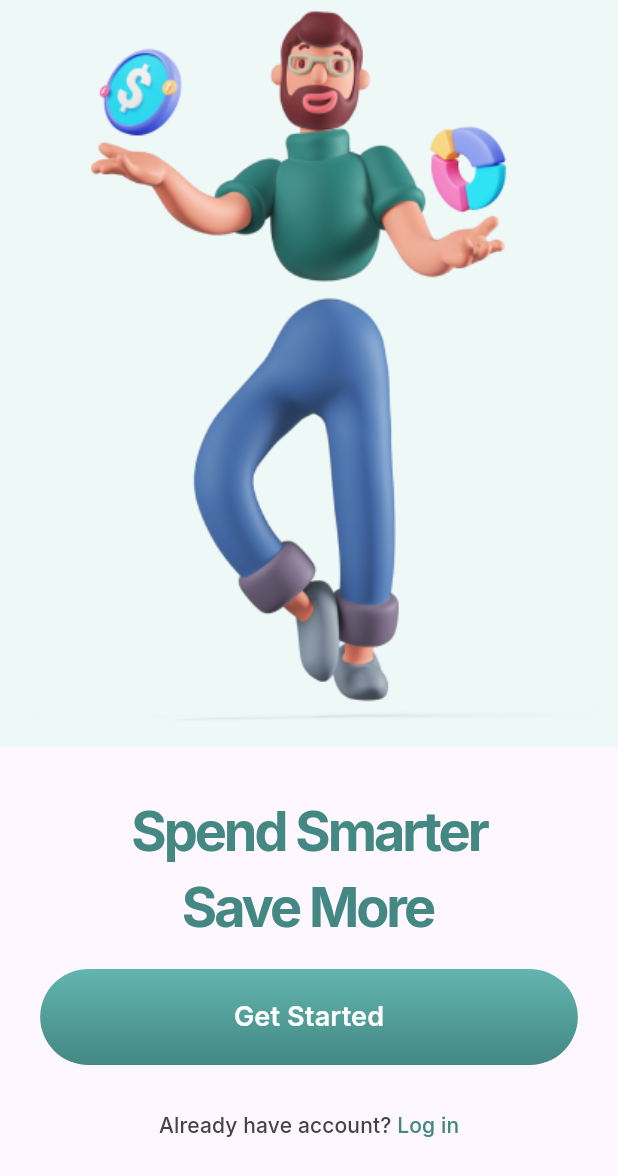
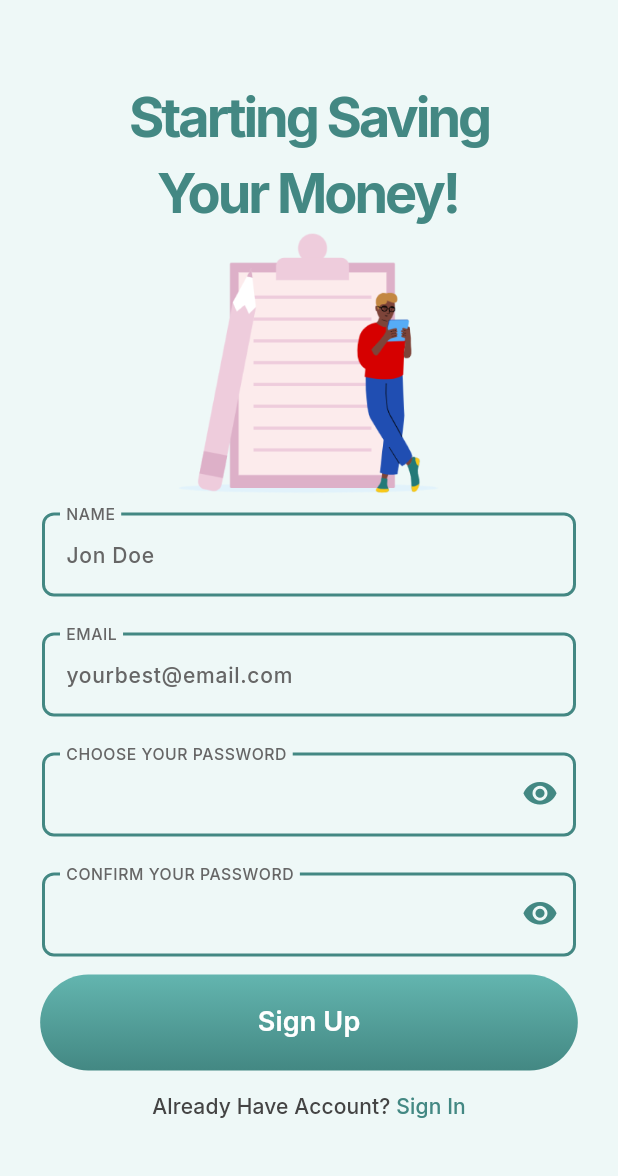
Before and after one commit to mariobischoff/financy_app, a Flutter app: the screen it shows after launch, on a phone screen of 412 x 824 dp. Shown: the top 1176 px of the screen. Run offline on Flutter 3.47's test engine with Material 3 defaults, Android fonts, the phone set to English and light mode, and no system bars.

Commit message:
Feat: Adicionada nova tela de Sign up

```diff
--- a/lib/app/app_widget.dart
+++ b/lib/app/app_widget.dart
@@ -1,4 +1,5 @@
-import 'package:financy_app/app/features/onboarding/onboarding_page.dart';
+import 'package:financy_app/app/common/themes/default_theme.dart';
+import 'package:financy_app/app/features/sign_up/sign_up_page.dart';
 import 'package:flutter/material.dart';
 
 class AppWidget extends StatefulWidget {
@@ -12,8 +13,9 @@ class _AppWidgetState extends State<AppWidget> {
   @override
   Widget build(BuildContext context) {
     return MaterialApp(
+      // theme: defaultTheme,
       debugShowCheckedModeBanner: false,
-      home: OnboardingPage(),
+      home: SignUpPage(),
     );
   }
 }
--- a/lib/app/common/constants/app_colors.dart
+++ b/lib/app/common/constants/app_colors.dart
@@ -13,4 +13,5 @@ class AppColors {
   ];
   static const Color iceWhite = Color(0xFFEEF8F7);
   static const Color white = Colors.white;
+  static const Color darkGrey = Color(0xFF666666);
 }
--- /dev/null
+++ b/lib/app/common/themes/default_theme.dart
@@ -0,0 +1,10 @@
+import 'package:financy_app/app/common/constants/app_colors.dart';
+import 'package:flutter/material.dart';
+
+final defaultTheme = ThemeData(
+  inputDecorationTheme: InputDecorationTheme(
+    focusedBorder: OutlineInputBorder()
+        .copyWith(borderSide: BorderSide(color: AppColors.greenlightTwo)),
+    border: OutlineInputBorder(),
+  ),
+);
--- /dev/null
+++ b/lib/app/common/widgets/custom_text_form_field.dart
@@ -0,0 +1,73 @@
+// ignore_for_file: public_member_api_docs, sort_constructors_first
+import 'package:flutter/material.dart';
+
+import 'package:financy_app/app/common/constants/app_colors.dart';
+import 'package:financy_app/app/common/constants/app_text_style.dart';
+
+class CustomTextFormField extends StatefulWidget {
+  final EdgeInsetsGeometry? padding;
+  final String labelText;
+  final String? hintText;
+  final TextCapitalization? textCapitalization;
+  final TextInputType? textInputType;
+  const CustomTextFormField({
+    super.key,
+    this.padding,
+    required this.labelText,
+    this.hintText,
+    this.textCapitalization,
+    this.textInputType,
+  });
+
+  @override
+  State<CustomTextFormField> createState() => _CustomTextFormFieldState();
+}
+
+class _CustomTextFormFieldState extends State<CustomTextFormField> {
+  final defaultBorder = OutlineInputBorder(
+    borderRadius: BorderRadius.circular(8.0),
+    borderSide: const BorderSide(
+      width: 2,
+      color: AppColors.greenlightTwo,
+    ),
+  );
+  @override
+  Widget build(BuildContext context) {
+    return Padding(
+      padding: widget.padding ??
+          const EdgeInsets.symmetric(
+            horizontal: 24.0,
+            vertical: 12.0,
+          ),
+      child: TextFormField(
+        textInputAction: TextInputAction.send,
+        textCapitalization:
+            widget.textCapitalization ?? TextCapitalization.none,
+        decoration: InputDecoration(
+          floatingLabelBehavior: FloatingLabelBehavior.always,
+          hintText: widget.hintText,
+          hintStyle: AppTextStyle.smallText.copyWith(
+            color: AppColors.darkGrey,
+          ),
+          labelText: widget.labelText.toUpperCase(),
+          labelStyle: AppTextStyle.smallText.copyWith(
+            color: AppColors.darkGrey,
+          ),
+          enabledBorder: defaultBorder,
+          disabledBorder: defaultBorder,
+          focusedBorder: defaultBorder,
+          focusedErrorBorder: defaultBorder.copyWith(
+            borderSide: const BorderSide(
+              color: Colors.red,
+            ),
+          ),
+          errorBorder: defaultBorder.copyWith(
+            borderSide: const BorderSide(
+              color: Colors.red,
+            ),
+          ),
+        ),
+      ),
+    );
+  }
+}
--- /dev/null
+++ b/lib/app/common/widgets/password_form_field.dart
@@ -0,0 +1,74 @@
+import 'package:financy_app/app/common/constants/app_colors.dart';
+import 'package:financy_app/app/common/constants/app_text_style.dart';
+import 'package:flutter/material.dart';
+
+class PasswordFormField extends StatefulWidget {
+  final EdgeInsetsGeometry? padding;
+  final String labelText;
+  const PasswordFormField({
+    super.key,
+    this.padding,
+    required this.labelText,
+  });
+
+  @override
+  State<PasswordFormField> createState() => _PasswordFormFieldState();
+}
+
+class _PasswordFormFieldState extends State<PasswordFormField> {
+  bool obscure = true;
+
+  void toggleVisible() {
+    setState(() {
+      obscure = !obscure;
+    });
+  }
+
+  final defaultBorder = OutlineInputBorder(
+    borderRadius: BorderRadius.circular(8.0),
+    borderSide: const BorderSide(
+      width: 2,
+      color: AppColors.greenlightTwo,
+    ),
+  );
+
+  @override
+  Widget build(BuildContext context) {
+    return Padding(
+      padding: const EdgeInsets.symmetric(
+        horizontal: 24.0,
+        vertical: 12.0,
+      ),
+      child: TextFormField(
+        obscureText: obscure,
+        decoration: InputDecoration(
+          floatingLabelBehavior: FloatingLabelBehavior.always,
+          labelText: widget.labelText.toUpperCase(),
+          labelStyle: AppTextStyle.smallText.copyWith(
+            color: AppColors.darkGrey,
+          ),
+          suffixIcon: IconButton(
+            onPressed: () => toggleVisible(),
+            icon: Icon(
+              obscure ? Icons.visibility_sharp : Icons.visibility_off_sharp,
+              color: AppColors.greenlightTwo,
+            ),
+          ),
+          enabledBorder: defaultBorder,
+          disabledBorder: defaultBorder,
+          focusedBorder: defaultBorder,
+          focusedErrorBorder: defaultBorder.copyWith(
+            borderSide: const BorderSide(
+              color: Colors.red,
+            ),
+          ),
+          errorBorder: defaultBorder.copyWith(
+            borderSide: const BorderSide(
+              color: Colors.red,
+            ),
+          ),
+        ),
+      ),
+    );
+  }
+}
--- a/lib/app/features/onboarding/onboarding_page.dart
+++ b/lib/app/features/onboarding/onboarding_page.dart
@@ -16,7 +16,7 @@ class OnboardingPage extends StatelessWidget {
           Expanded(
             child: Container(
               color: AppColors.iceWhite,
-              child: Image.asset('assets/images/man.png'),
+              child: Image.asset('assets/images/onboarding_image.png'),
             ),
           ),
           const SizedBox(height: 30),
--- /dev/null
+++ b/lib/app/features/sign_up/sign_up_page.dart
@@ -0,0 +1,82 @@
+import 'package:financy_app/app/common/constants/app_colors.dart';
+import 'package:financy_app/app/common/constants/app_text_style.dart';
+import 'package:financy_app/app/common/widgets/custom_text_form_field.dart';
+import 'package:financy_app/app/common/widgets/multi_text_button.dart';
+import 'package:financy_app/app/common/widgets/password_form_field.dart';
+import 'package:financy_app/app/common/widgets/primary_button.dart';
+import 'package:flutter/material.dart';
+
+class SignUpPage extends StatelessWidget {
+  const SignUpPage({super.key});
+
+  @override
+  Widget build(BuildContext context) {
+    return Scaffold(
+      backgroundColor: AppColors.iceWhite,
+      body: SingleChildScrollView(
+        child: Padding(
+          padding: const EdgeInsets.symmetric(horizontal: 4, vertical: 52),
+          child: Column(
+            mainAxisAlignment: MainAxisAlignment.center,
+            children: [
+              Text(
+                'Starting Saving',
+                style: AppTextStyle.mediumText.copyWith(
+                  color: AppColors.greenlightTwo,
+                  letterSpacing: -2,
+                ),
+                textAlign: TextAlign.center,
+              ),
+              Text(
+                'Your Money!',
+                style: AppTextStyle.mediumText.copyWith(
+                  color: AppColors.greenlightTwo,
+                  letterSpacing: -2,
+                ),
+              ),
+              Image.asset('assets/images/sign_up_image.png'),
+              Form(
+                child: Column(
+                  children: [
+                    const CustomTextFormField(
+                      labelText: 'Name',
+                      hintText: 'Jon Doe',
+                    ),
+                    const CustomTextFormField(
+                      labelText: 'Email',
+                      hintText: 'yourbest@email.com',
+                      textInputType: TextInputType.emailAddress,
+                    ),
+                    const PasswordFormField(labelText: 'CHOOSE YOUR PASSWORD'),
+                    const PasswordFormField(labelText: 'CONFIRM YOUR PASSWORD'),
+                    PrimaryButton(
+                      text: 'Sign Up',
+                      onPressed: () => print('sign up'),
+                    ),
+                  ],
+                ),
+              ),
+              MultiTextButton(
+                onPressed: () => print('click multi text button'),
+                children: [
+                  Text(
+                    'Already Have Account?',
+                    style: AppTextStyle.smallText.copyWith(
+                      color: AppColors.grey,
+                    ),
+                  ),
+                  Text(
+                    ' Sign In',
+                    style: AppTextStyle.smallText.copyWith(
+                      color: AppColors.greenlightTwo,
+                    ),
+                  ),
+                ],
+              ),
+            ],
+          ),
+        ),
+      ),
+    );
+  }
+}
```
Also changed, not shown: assets/images/onboarding_image.png (added), assets/images/sign_up_image.png (added).
